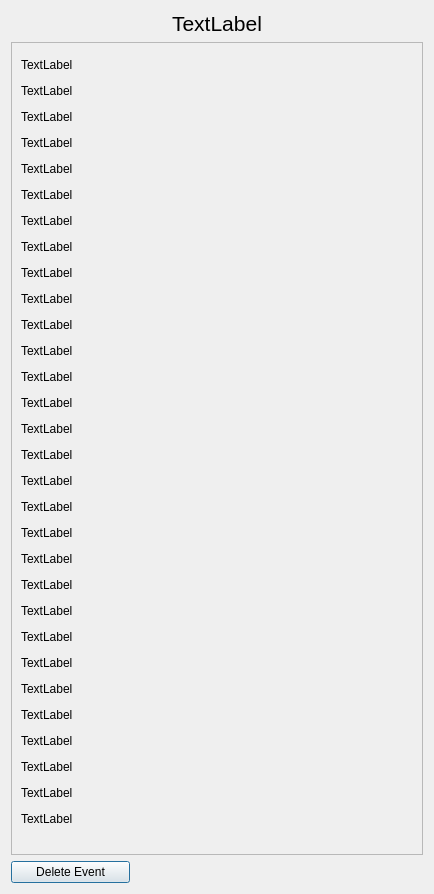
Above: DayPopup.ui from IsaacLance/422group7 before the change. Below: the same form after it.
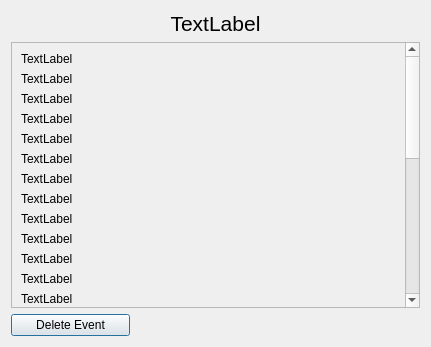
That is the form after the change.

Commit message: made window smaller

The edit to the form file:
```diff
--- a/DayPopup.ui
+++ b/DayPopup.ui
@@ -6,8 +6,8 @@
    <rect>
     <x>0</x>
     <y>0</y>
-    <width>434</width>
-    <height>894</height>
+    <width>431</width>
+    <height>347</height>
    </rect>
   </property>
   <property name="windowTitle">
@@ -51,8 +51,8 @@
        <rect>
         <x>0</x>
         <y>0</y>
-        <width>408</width>
-        <height>805</height>
+        <width>405</width>
+        <height>794</height>
        </rect>
       </property>
       <layout class="QVBoxLayout" name="verticalLayout">
```
